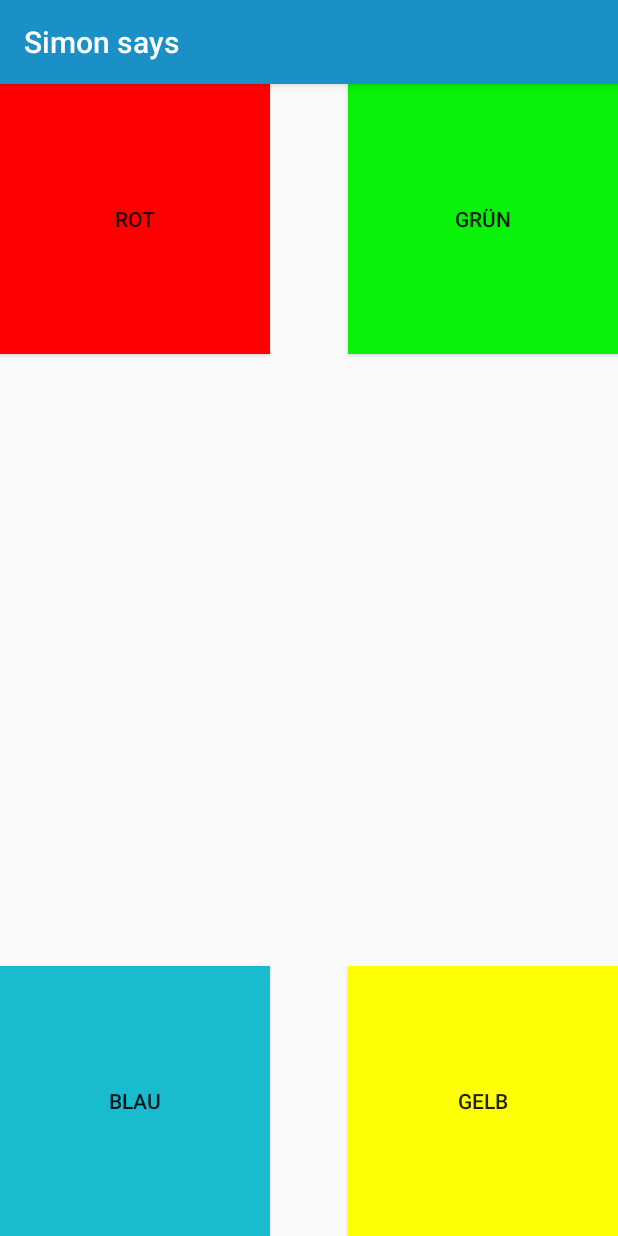
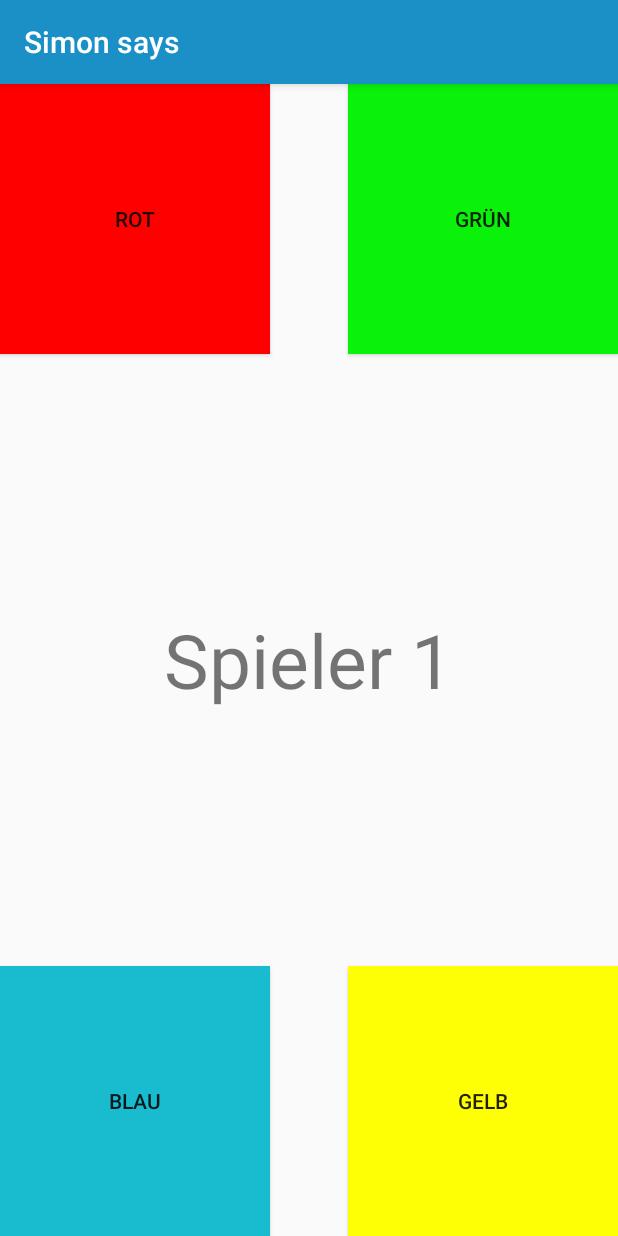
Before and after one commit to 7P-Girls-Day-2016/SimonSays, an Android app: the screen it shows after launch (MainActivity), after a tap on "ROT", on a phone screen of 412 x 824 dp. Run offline under Robolectric (Android 15) with nearby library versions, the phone set to English and light mode, and no system bars; our stand-ins replace ButterKnife.

Commit message:
add missing code

```diff
--- a/app/src/main/java/simonsays/sevenprinciples/com/simonsays/MainActivity.java
+++ b/app/src/main/java/simonsays/sevenprinciples/com/simonsays/MainActivity.java
@@ -8,7 +8,6 @@ import android.util.Log;
 import android.view.View;
 import android.widget.Button;
 import android.widget.TextView;
-import android.widget.Toast;
 
 import butterknife.Bind;
 import butterknife.ButterKnife;
@@ -17,26 +16,22 @@ import butterknife.OnClick;
 /**
  * Simon Says
  * <p>
- * Created by Manuel Schmidt on 28/04/2016.
+ * Created by Manuel Schmidt, Pia Rosenbuam, Clara Hartmann on 28/04/2016.
  * Copyright © 2016 Manuel Schmidt. All rights reserved.
  */
 public class MainActivity extends AppCompatActivity {
 
     private final static String TAG = MainActivity.class.getSimpleName();
 
-    // Buttons
-    // ToDo: define and initizialise buttons
-    @Bind(R.id.RotButton)
-    Button Grün;
-
     private StringBuffer colorsOfPlayer1;
     private StringBuffer colorsOfPlayer2;
 
-    @OnClick (R.id.RotButton)
-    protected void Nutella(View view) {
-        String message = "Hallöchen";
-        Toast.makeText(getApplicationContext(), message, Toast.LENGTH_LONG).show();
-    }
+    // Text
+    @Bind(R.id.playerLabel) TextView playerLabelText;
+
+    // Buttons
+    @Bind(R.id.RotButton)
+    Button Grün;
 
     @Override
     protected void onCreate(Bundle savedInstanceState) {
@@ -44,7 +39,7 @@ public class MainActivity extends AppCompatActivity {
         setContentView(R.layout.activity_main);
         ButterKnife.bind(this);
 
-        //startNewGame();
+        startNewGame();
     }
 
     // click on red, green, yellow, blue button
@@ -56,26 +51,28 @@ public class MainActivity extends AppCompatActivity {
         Color currentColor = Color.valueOf(view.getTag().toString());
         Sound.playSound(getApplicationContext(), currentColor.getSoundFileResource());
 
-        gameLogic();
+        gameLogic(currentColor);
     }
 
     private void gameLogic(Color currentColor) {
-        if(colorsOfPlayer1.length() == 4){
+        if (colorsOfPlayer1.length() == 4) {
             colorsOfPlayer2.append(currentColor.getFirstLetter());
-            if (colorsOfPlayer2.length()==4){
+
+            if (colorsOfPlayer2.length() == 4) {
                 checkTheResult();
-                Print print = new Print (getApplicationContext());
+
+                // print results
+                Print print = new Print(getApplicationContext());
                 print.printChooseOfColors(colorsOfPlayer1, colorsOfPlayer2);
+
                 startNewGame();
             }
+        } else if (colorsOfPlayer2.length() == 0) {
+            if (colorsOfPlayer1.length() == 3) {
+                playerLabelText.setText(R.string.player2);
+            }
+            colorsOfPlayer1.append(currentColor.getFirstLetter());
         }
-    }
-
-    // click on new game button
-    @OnClick(R.id.newGameButton)
-    protected void clickOnNewGameButton(View view) {
-        Log.d(TAG, "start new game");
-        startNewGame();
     }
 
     private void startNewGame() {
@@ -85,7 +82,14 @@ public class MainActivity extends AppCompatActivity {
     }
 
     private void checkTheResult() {
-        // Todo
+        if (colorsOfPlayer1.toString().equals(colorsOfPlayer2.toString())) {
+            Sound.playSound(getApplicationContext(), R.raw.clara_pia_win);
+            showDialog(getString(R.string.right), android.R.drawable.ic_dialog_info);
+
+        } else {
+            Sound.playSound(getApplicationContext(), R.raw.clara_pia_lose);
+            showDialog(getString(R.string.fail), android.R.drawable.ic_dialog_alert);
+        }
     }
 
     private void showDialog(final String messageText, final int icon) {
@@ -94,7 +98,7 @@ public class MainActivity extends AppCompatActivity {
                 .setMessage(messageText)
                 .setNeutralButton(android.R.string.ok, new DialogInterface.OnClickListener() {
                     public void onClick(DialogInterface dialog, int which) {
-                        /* startNewGame(); */
+                        startNewGame();
                     }
                 })
                 .setIcon(icon)
--- a/app/src/main/res/layout/activity_main.xml
+++ b/app/src/main/res/layout/activity_main.xml
@@ -1,54 +1,52 @@
 <?xml version="1.0" encoding="utf-8"?>
 
 <RelativeLayout xmlns:android="http://schemas.android.com/apk/res/android"
-              android:layout_width="match_parent"
-              android:layout_height="match_parent">
-
-
+                android:layout_width="match_parent"
+                android:layout_height="match_parent">
 
     <Button
+        android:id="@+id/RotButton"
         android:layout_width="@dimen/buttonWidth"
         android:layout_height="@dimen/buttonWidth"
         android:background="@color/red"
-        android:text="Rot"
         android:tag="RED"
-        android:id="@+id/RotButton" />
+        android:text="Rot"/>
 
- <Button
+    <Button
+        android:id="@+id/GrünButton"
         android:layout_width="@dimen/buttonWidth"
         android:layout_height="@dimen/buttonWidth"
+        android:layout_alignParentRight="true"
+        android:layout_alignParentTop="true"
         android:background="@color/green"
-        android:layout_alignParentTop="true"
-        android:layout_alignParentRight="true"
-        android:text="Grün"
         android:tag="GREEN"
-        android:id="@+id/GrünButton" />
+        android:text="Grün"/>
 
- <Button
+    <Button
+        android:id="@+id/BlauButton"
         android:layout_width="@dimen/buttonWidth"
         android:layout_height="@dimen/buttonWidth"
+        android:layout_alignParentBottom="true"
         android:background="@color/blue"
-        android:layout_alignParentBottom="true"
-        android:text="Blau"
         android:tag="BLUE"
-        android:id="@+id/BlauButton" />
+        android:text="Blau"/>
 
- <Button
+    <Button
+        android:id="@+id/GelbButton"
         android:layout_width="@dimen/buttonWidth"
         android:layout_height="@dimen/buttonWidth"
-        android:background="@color/yellow"
         android:layout_alignParentBottom="true"
         android:layout_alignParentRight="true"
-        android:text="Gelb"
+        android:background="@color/yellow"
         android:tag="YELLOW"
-        android:id="@+id/GelbButton" />
+        android:text="Gelb"/>
 
     <TextView
+        android:id="@+id/playerLabel"
         android:layout_width="wrap_content"
         android:layout_height="wrap_content"
         android:layout_centerHorizontal="true"
         android:layout_centerVertical="true"
-        android:textSize="50dp"
-        android:id="@+id/playerLabel"/>
+        android:textSize="50dp"/>
 
 </RelativeLayout>
--- a/build.gradle
+++ b/build.gradle
@@ -5,7 +5,7 @@ buildscript {
         jcenter()
     }
     dependencies {
-        classpath 'com.android.tools.build:gradle:2.0.0'
+        classpath 'com.android.tools.build:gradle:2.1.0'
 
         // NOTE: Do not place your application dependencies here; they belong
         // in the individual module build.gradle files
```
Also changed, not shown: 4 other files.
